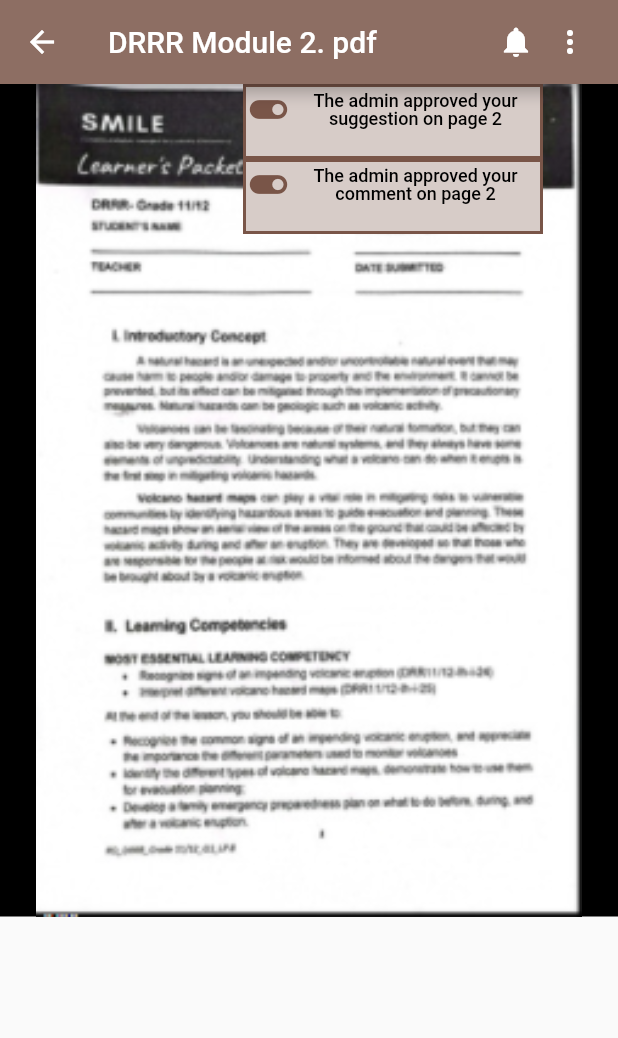
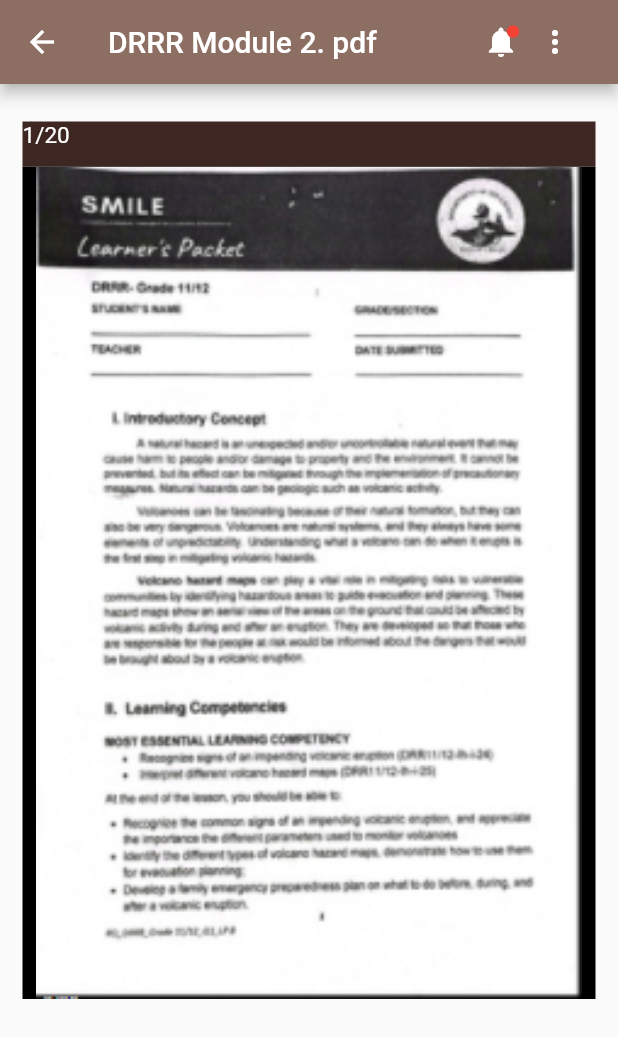
Before and after one commit to JemmalynVitoCruz/trial, a Flutter app: the NewNotification screen opened directly, on a phone screen of 412 x 824 dp. Shown: the top 1038 px of the screen. Run offline on Flutter 3.47's test engine with Material 2 defaults, Android fonts, the phone set to English and light mode, and no system bars.

Commit message:
commit-new notif

```diff
--- a/lib/main.dart
+++ b/lib/main.dart
@@ -27,8 +27,8 @@ void main(){
         //home:ViewModuleIcons(),
         //home: LocalFiles(),
         //home: SelectFile(),
-        //home: NewNotification(),
-        home: ApprovedNotif(),
+        home: NewNotification(),
+        //home: ApprovedNotif(),
       )
   );
 }
--- a/lib/ui/new_notif.dart
+++ b/lib/ui/new_notif.dart
@@ -1,8 +1,6 @@
 import 'package:flutter/material.dart';
 
 class NewNotification extends StatelessWidget {
-  const NewNotification({Key? key}) : super(key: key);
-
 
   @override
   Widget build(BuildContext context) {
@@ -10,44 +8,61 @@ class NewNotification extends StatelessWidget {
       appBar: AppBar(
         backgroundColor: Colors.brown[400],
         leading: IconButton(
-          icon: const Icon(Icons.arrow_back, color: Colors.white),
+          icon: Icon(Icons.arrow_back, color: Colors.white),
           onPressed: () => Navigator.of(context).pop(),
         ),
-        title: const Text('DRRR Module 2. pdf', style: TextStyle(fontStyle: FontStyle.normal),),
+        title: Text('DRRR Module 2. pdf', style: TextStyle(fontStyle: FontStyle.normal),),
         actions: <Widget>[
-          Row(
-            children: <Widget> [
-              IconButton(
-                onPressed: () => Navigator.of(context).pop(),
-                icon: Stack(
-                children: const <Widget>[
+          IconButton(onPressed:() {},
+            icon: Stack (
+              children: <Widget>[
                 Icon(Icons.notifications,
                   color: Colors.white,),
+                Positioned(
+                  left: 15.0,
+                  child: Icon(Icons.brightness_1,
+                    color: Colors.red,
+                    size: 10.0,),
+                ),
               ],
             ),
-        )
-      ],
           ),
-          const Padding(
+          Padding(
             padding: EdgeInsets.only(right: 20.0),
             child: Icon(
               IconData(0xf8dc, fontFamily: 'MaterialIcons'),
             ),
           ),
+          Container(
+            decoration: new BoxDecoration(color: Colors.brown[400], borderRadius: BorderRadius.circular(7),),
+            constraints: BoxConstraints(
+              minWidth: 10,
+              minHeight: 10,
+            ),
+            child: Container(
+              width: 1,
+              height: 1,
+            ),
+
+          ),
         ],
       ),
-      body: SingleChildScrollView (
-        padding: const EdgeInsets.all(0.0),
-          child: Column(
-            mainAxisAlignment: MainAxisAlignment.spaceEvenly,
+
+      body: Padding (
+        padding: EdgeInsets.all(15),
+        child: ListView (
           children: <Widget>[
-              Stack(
-                children: <Widget>[
+            SizedBox(height: 10),
+            Container (
+              height: 30, width: 30,
+              color: Colors.brown[900],
+              child: Text("1/20", style: TextStyle(fontSize: 15, color: Colors.white)),
+            ),
             Container(
               height: 555,
               width:700,
               alignment: Alignment.topLeft,
-                    decoration: const BoxDecoration(
+              decoration: BoxDecoration(
                 color: Colors.black,
                 image: DecorationImage(
                   image: ExactAssetImage('images/module_sample1.png',  scale: 1.0),
@@ -55,93 +70,8 @@ class NewNotification extends StatelessWidget {
                 ),
               ),
             ),
-                  Positioned(
-                    right: 50, top: 0,
-                    child: Container(
-                        height: 50,
-                        width: 200,
-                        //color: Colors.grey,
-                        decoration: BoxDecoration(
-                          shape: BoxShape.rectangle,
-                          color: Colors.brown[100],
-                          border: Border.all(
-                            color: Colors.brown,
-                            width:2,
-                          ),
-                        ),
-                        alignment: Alignment.topLeft,
-                        child: Row(
-                            mainAxisAlignment: MainAxisAlignment.center,
-                            children: const <Widget>[
-                              Icon(
-                                Icons.toggle_on,
-                                color: Colors.brown,
-                                size:30,
-                              ),
-                              Flexible(
-                                child:Text(
-                                  'The admin approved your suggestion on page 2',
-                                  textAlign: TextAlign.center,
-                                  style: TextStyle(
-                                    color: Colors.black,
-                                    fontSize: 12,
-                                    height: 1,
-                                    fontWeight: FontWeight.w500,
-                                  ),
-                                )
-                              )
-
-                            ]
-                        )
-                    ),
-                  ),
-
-                  Positioned(
-                    right: 50, top: 50,
-                    child: Container(
-                      height: 50,
-                      width: 200,
-                      //color: Colors.grey,
-                      alignment: Alignment.topLeft,
-                        decoration: BoxDecoration(
-                          shape: BoxShape.rectangle,
-                          color: Colors.brown[100],
-                          border: Border.all(
-                            color: Colors.brown,
-                            width:2,
-                          ),
-                        ),
-                        child: Row(
-                            mainAxisAlignment: MainAxisAlignment.center,
-                            children: const <Widget>[
-                              Icon(
-                                Icons.toggle_on,
-                                color: Colors.brown,
-                                size:30,
-                              ),
-                              Flexible(
-                                  child:Text(
-                                    'The admin approved your comment on page 2',
-                                    textAlign: TextAlign.center,
-                                    style: TextStyle(
-                                      color: Colors.black,
-                                      fontSize: 12,
-                                      height: 1,
-                                      fontWeight: FontWeight.w500,
-                                    ),
-                                  )
-                              )
-
-                            ]
-                        )
-
-                    ),
-                  ),
-
           ],
         ),
-            ],
-          )
       ),
     );
   }
```
Lines whose indentation alone changed are shown as unchanged.
